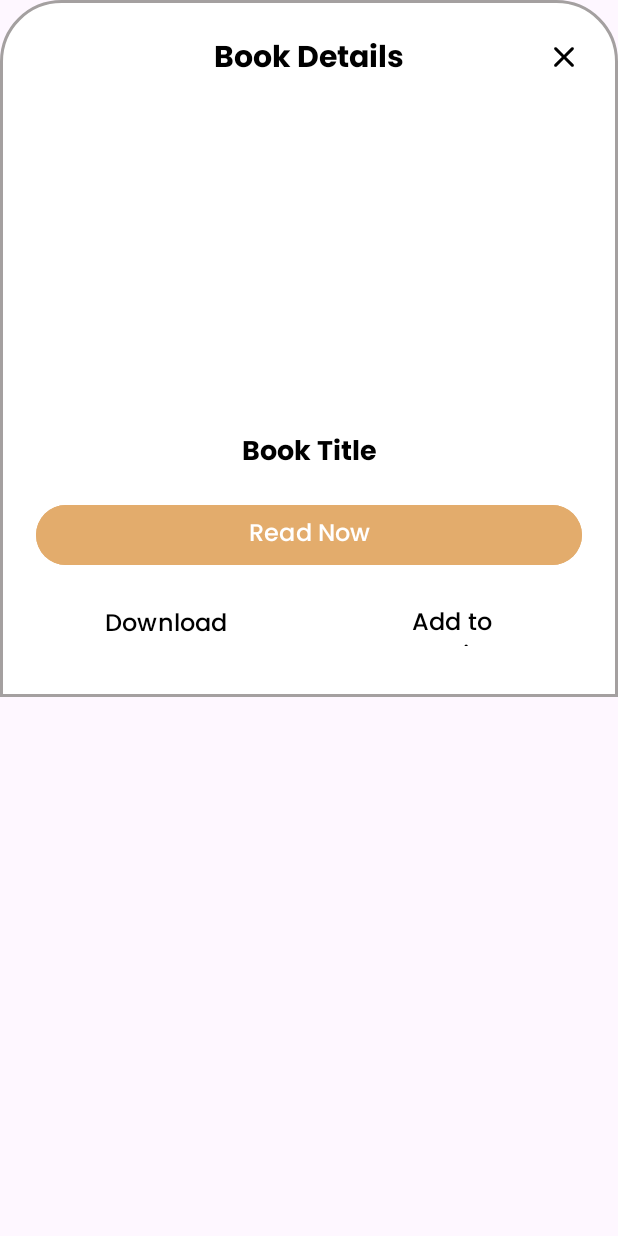
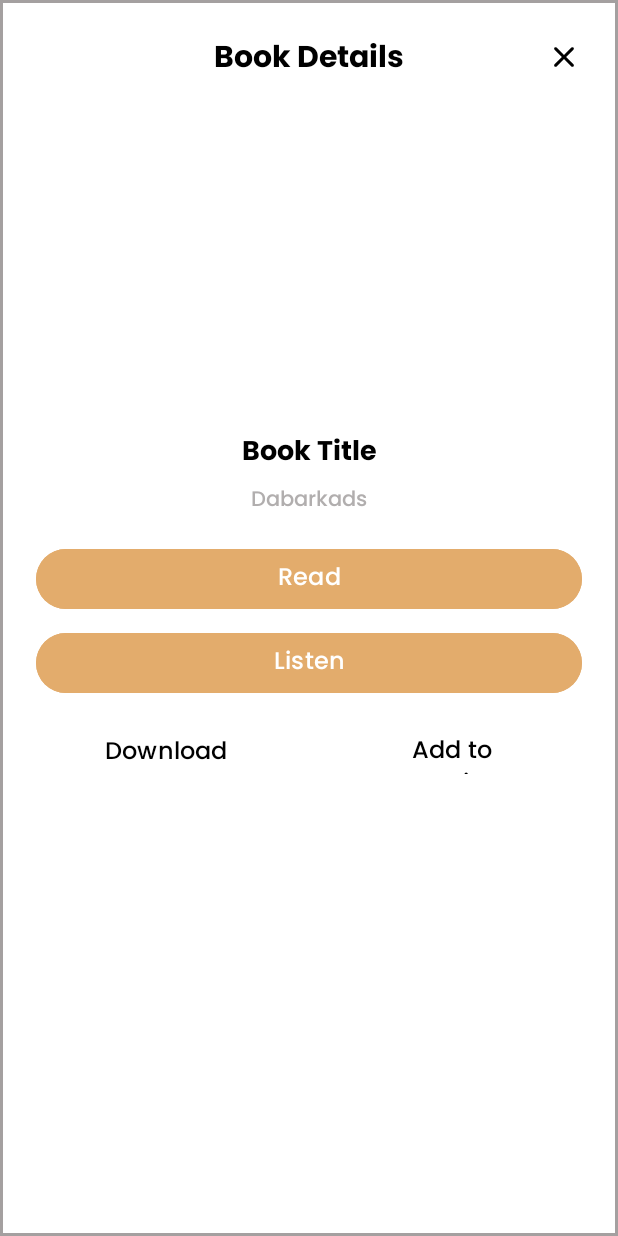
Before and after one commit to biyangg/BatiBookFinal, an Android app: the layout book_details_dialog.xml on its own in the app's theme, with its tools: preview values and no code run, on a phone screen of 412 x 824 dp. Run offline under Robolectric (Android 15) with nearby library versions, the phone set to English and light mode, and no system bars.

Commit message:
Added ui changes

```diff
--- /dev/null
+++ b/app/src/main/res/drawable/dialog_bg_2.xml
@@ -0,0 +1,17 @@
+<?xml version="1.0" encoding="utf-8"?>
+<shape xmlns:android="http://schemas.android.com/apk/res/android">
+
+    <solid
+        android:color="@color/white"/>
+
+    <padding
+        android:left="10dp"
+        android:right="10dp"
+        android:top="10dp"
+        android:bottom="10dp"/>
+
+    <stroke
+        android:width="2dp"
+        android:color="#A4A0A0"/>
+
+</shape>
--- a/app/src/main/res/layout/book_details_dialog.xml
+++ b/app/src/main/res/layout/book_details_dialog.xml
@@ -2,10 +2,10 @@
 <LinearLayout xmlns:android="http://schemas.android.com/apk/res/android"
     xmlns:app="http://schemas.android.com/apk/res-auto"
     android:layout_width="match_parent"
-    android:layout_height="wrap_content"
+    android:layout_height="match_parent"
     android:orientation="vertical"
     android:padding="24dp"
-    android:background="@drawable/dialog_bg">
+    android:background="@drawable/dialog_bg_2">
 
     <!-- Header with close button -->
     <RelativeLayout
@@ -42,7 +42,7 @@
         android:layout_height="200dp"
         android:layout_gravity="center_horizontal"
         android:layout_marginBottom="16dp"
-        android:contentDescription="Book Cover"
+        android:contentDescription="@string/book_cover"
         android:scaleType="centerCrop" />
 
     <!-- Book Title -->
@@ -54,6 +54,18 @@
         android:fontFamily="@font/poppins_bold"
         android:textSize="18sp"
         android:textColor="#000000"
+        android:textAlignment="center"
+        android:layout_marginBottom="10dp"
+        android:includeFontPadding="false" />
+
+    <TextView
+        android:id="@+id/book_author"
+        android:layout_width="match_parent"
+        android:layout_height="wrap_content"
+        android:text="@string/author"
+        android:fontFamily="@font/poppins_medium"
+        android:textSize="14sp"
+        android:textColor="@color/medium_gray"
         android:textAlignment="center"
         android:layout_marginBottom="20dp"
         android:includeFontPadding="false" />
@@ -69,7 +81,20 @@
             android:id="@+id/read_button"
             android:layout_width="match_parent"
             android:layout_height="48dp"
-            android:text="Read Now"
+            android:text="@string/read"
+            android:textColor="#FFFFFF"
+            android:backgroundTint="@color/golden_sand"
+            android:fontFamily="@font/poppins_medium"
+            android:textSize="16sp"
+            android:layout_marginBottom="8dp"
+            android:stateListAnimator="@null"
+            android:elevation="0dp" />
+
+        <Button
+            android:id="@+id/audio_button"
+            android:layout_width="match_parent"
+            android:layout_height="48dp"
+            android:text="@string/listen"
             android:textColor="#FFFFFF"
             android:backgroundTint="@color/golden_sand"
             android:fontFamily="@font/poppins_medium"
@@ -90,7 +115,7 @@
                 android:layout_height="48dp"
                 android:layout_weight="1"
                 android:layout_marginEnd="8dp"
-                android:text="Download"
+                android:text="@string/download"
                 android:textColor="#000000"
                 android:backgroundTint="@android:color/transparent"
                 android:fontFamily="@font/poppins_medium"
@@ -104,7 +129,7 @@
                 android:layout_height="48dp"
                 android:layout_weight="1"
                 android:layout_marginStart="8dp"
-                android:text="Add to Favorites"
+                android:text="@string/add_to_favorites"
                 android:textColor="#000000"
                 android:backgroundTint="@android:color/transparent"
                 android:fontFamily="@font/poppins_medium"
--- a/app/src/main/res/layout/bottom_sheet_layout.xml
+++ b/app/src/main/res/layout/bottom_sheet_layout.xml
@@ -99,8 +99,8 @@
             android:layout_width="wrap_content"
             android:layout_height="wrap_content"
             android:gravity="center"
-            android:thumbTint="@color/golden_sand"
-            android:trackTint="@color/golden_sand"
+            android:thumbTint="#000000"
+            android:trackTint="#000000"
             android:minWidth="48dp"
             android:minHeight="48dp"
             tools:ignore="UseSwitchCompatOrMaterialXml" />
--- a/app/src/main/res/values/strings.xml
+++ b/app/src/main/res/values/strings.xml
@@ -73,4 +73,9 @@
     <string name="recently_viewed">Recently Viewed</string>
     <string name="subscribe">Subscription</string>
     <string name="help_center">Help Center</string>
+    <string name="author">Dabarkads</string>
+    <string name="listen">Listen</string>
+    <string name="read">Read</string>
+    <string name="download">Download</string>
+    <string name="add_to_favorites">Add to Favorites</string>
 </resources>
```
